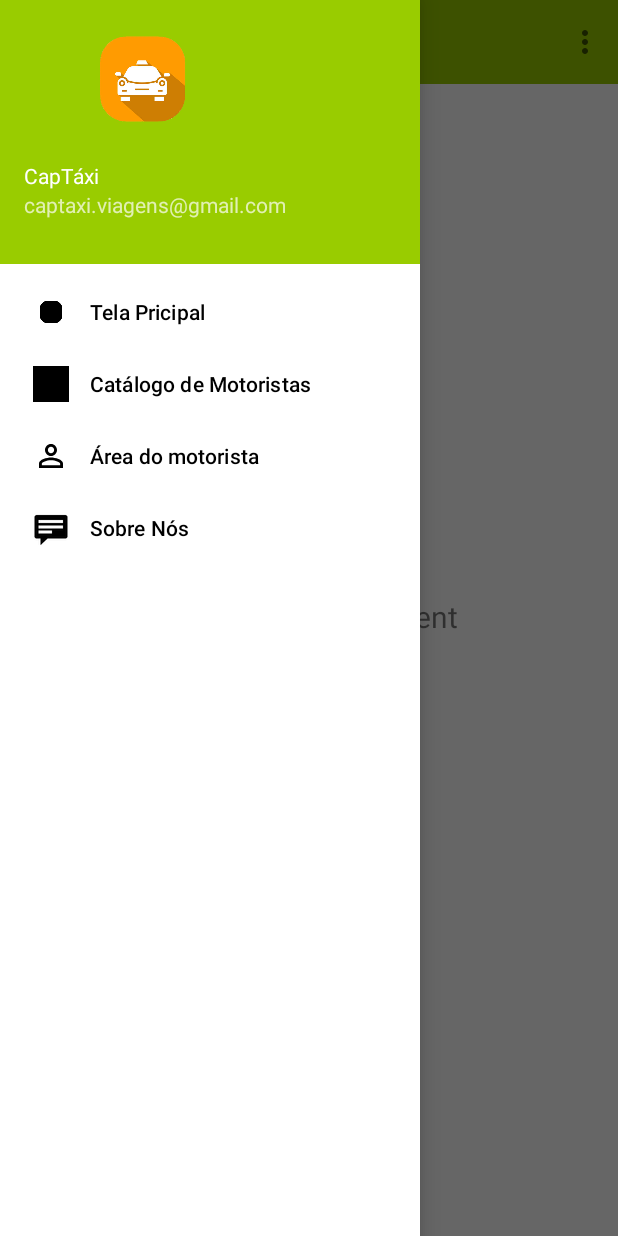
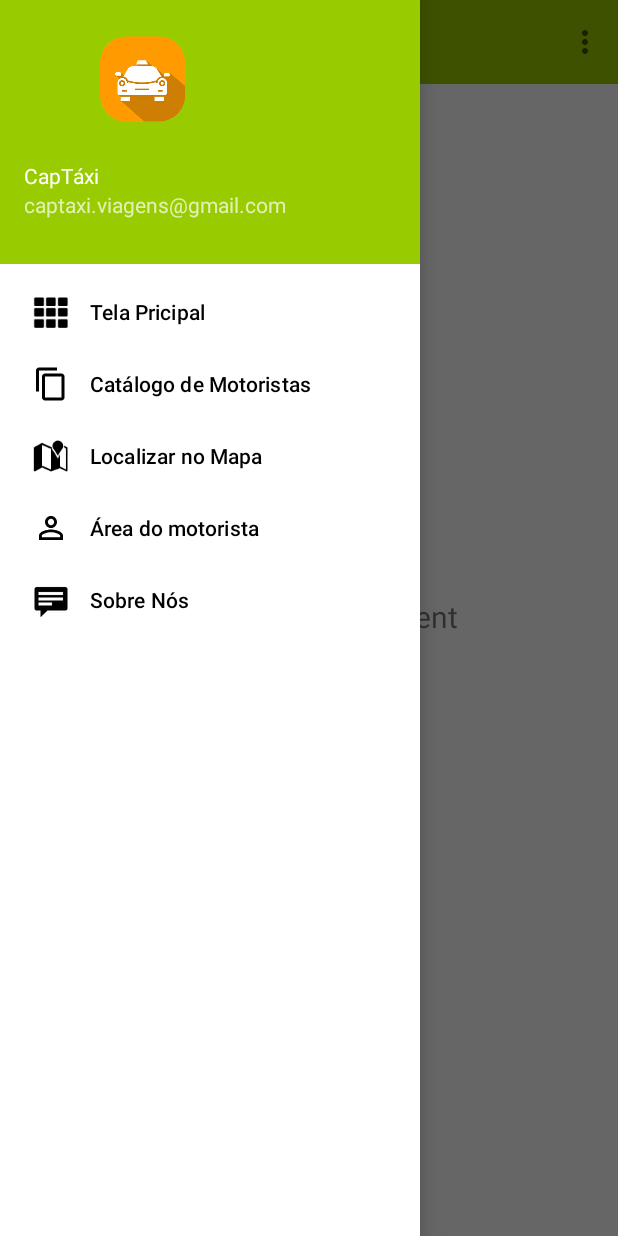
Before and after one commit to josemariateixeira/CapTaxi, an Android app: the TelaMenuPrincipalActivity screen opened directly, with no data from a screen before it, with the side drawer open, on a phone screen of 412 x 824 dp. Run offline under Robolectric (Android 15) with nearby library versions, the phone set to English and light mode, and no system bars; our stand-ins replace navigation-ui.

Commit message:
Update activity_tela_menu_principal_drawer.xml

```diff
--- a/app/src/main/res/menu/activity_tela_menu_principal_drawer.xml
+++ b/app/src/main/res/menu/activity_tela_menu_principal_drawer.xml
@@ -6,12 +6,16 @@
     <group android:checkableBehavior="single">
         <item
             android:id="@+id/nav_TelaPincipal"
-            android:icon="@drawable/icon"
+            android:icon="@android:drawable/ic_dialog_dialer"
             android:title="@string/menu_home" />
         <item
             android:id="@+id/nav_catalogo"
-            android:icon="@drawable/passageiro"
+            android:icon="?attr/actionModeCopyDrawable"
             android:title="@string/menu_cat_motorista" />
+        <item
+            android:id="@+id/nav_mapa"
+            android:icon="@android:drawable/ic_dialog_map"
+            android:title="Localizar no Mapa" />
         <item
             android:id="@+id/nav_gallery"
             android:icon="@drawable/ic_usuario"
@@ -20,5 +24,7 @@
             android:id="@+id/nav_slideshow"
             android:icon="@android:drawable/stat_notify_chat"
             android:title="@string/menu_sobreNos" />
+
+
     </group>
 </menu>
```
